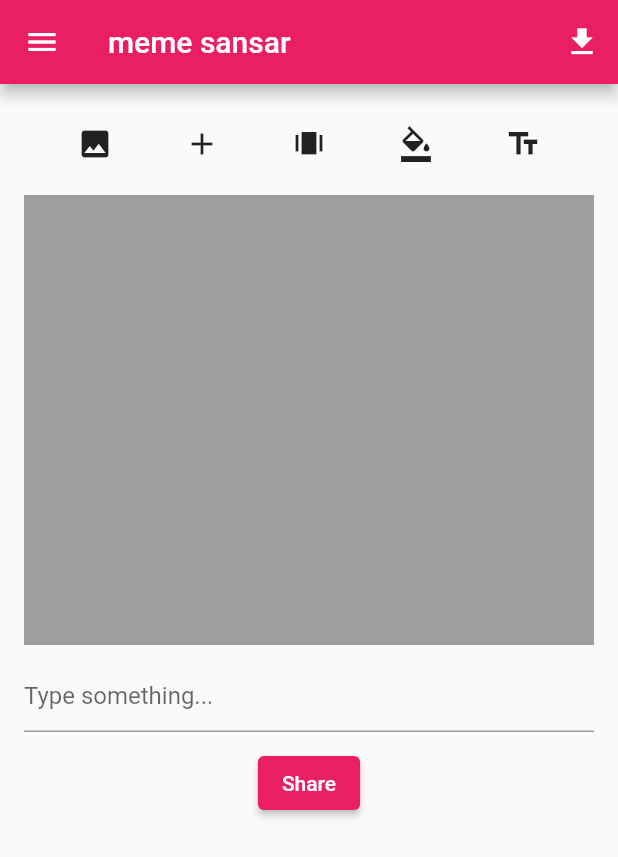
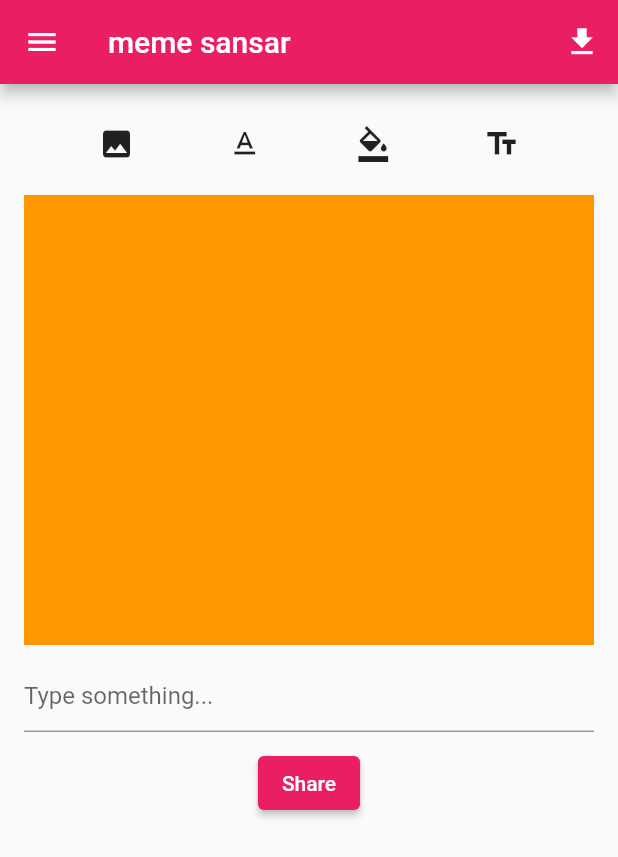
Before and after one commit to crpoudyal/E_cards, a Flutter app: the screen it shows after launch, after a tap on the "image" icon, on a phone screen of 412 x 824 dp. Shown: the top 857 px of the screen. Run offline on Flutter 3.47's test engine with Material 2 defaults, Android fonts, the phone set to English and light mode, and no system bars; our stand-ins replace flutter_colorpicker, image_picker.

Commit message:
feat: container color changer

```diff
--- a/lib/screen/home_screen.dart
+++ b/lib/screen/home_screen.dart
@@ -1,4 +1,9 @@
+import 'dart:io';
+
 import 'package:flutter/material.dart';
+import 'package:flutter_colorpicker/flutter_colorpicker.dart';
+import 'package:image_picker/image_picker.dart';
+import 'package:memesansar/widgets/drawer_widget.dart';
 
 class HomeScreen extends StatefulWidget {
   const HomeScreen({Key? key}) : super(key: key);
@@ -8,16 +13,31 @@ class HomeScreen extends StatefulWidget {
 }
 
 class HomeScreenState extends State<HomeScreen> {
+  String text = "";
+  double top = 10;
+  double left = 10;
+  Color color = Colors.orange;
+  File? _image;
+  Future getImage() async {
+    final image = await ImagePicker().pickImage(source: ImageSource.gallery);
+    if (image == null) return;
+    final tempImage = File(image.path);
+
+    setState(() {
+      _image = tempImage;
+    });
+  }
+
   @override
   Widget build(BuildContext context) {
     return Scaffold(
       appBar: AppBar(
         title: const Text("meme sansar"),
-        leading: const Icon(Icons.menu),
         actions: [
           IconButton(onPressed: () {}, icon: const Icon(Icons.download)),
         ],
       ),
+      drawer: DrawerWidget(),
       body: SingleChildScrollView(
         child: SafeArea(
           child: Column(
@@ -30,14 +50,17 @@ class HomeScreenState extends State<HomeScreen> {
                       mainAxisAlignment: MainAxisAlignment.spaceEvenly,
                       children: [
                         IconButton(
-                            onPressed: () {}, icon: const Icon(Icons.image)),
-                        IconButton(
-                            onPressed: () {}, icon: const Icon(Icons.add)),
+                            onPressed: () {
+                              getImage();
+                            },
+                            icon: const Icon(Icons.image)),
                         IconButton(
                             onPressed: () {},
-                            icon: const Icon(Icons.amp_stories)),
+                            icon: const Icon(Icons.text_format)),
                         IconButton(
-                            onPressed: () {},
+                            onPressed: () {
+                              pickColor(context);
+                            },
                             icon: const Icon(Icons.format_color_fill)),
                         IconButton(
                             onPressed: () {},
@@ -47,15 +70,56 @@ class HomeScreenState extends State<HomeScreen> {
                     const SizedBox(
                       height: 10,
                     ),
-                    Container(
-                      width: double.infinity,
-                      height: 300,
-                      decoration: const BoxDecoration(color: Colors.grey),
+                    RepaintBoundary(
+                      child: GestureDetector(
+                        child: Stack(
+                          children: [
+                            _image != null
+                                ? InteractiveViewer(
+                                    child: Image.file(
+                                      _image!,
+                                      height: 300,
+                                      width: double.infinity,
+                                      fit: BoxFit.cover,
+                                    ),
+                                  )
+                                : Container(
+                                    height: 300,
+                                    width: double.infinity,
+                                    decoration:  BoxDecoration(
+                                      color: color,
+                                    ),
+                                  ),
+                            Positioned(
+                              top: top,
+                              left: left,
+                              child: Text(
+                                text,
+                                style: const TextStyle(
+                                    fontSize: 24,
+                                    fontWeight: FontWeight.bold,
+                                    color: Colors.white),
+                              ),
+                            ),
+                          ],
+                        ),
+                        onVerticalDragUpdate: (DragUpdateDetails dd) {
+                          setState(() {
+                            top = dd.localPosition.dy;
+                            left = dd.localPosition.dx;
+                          });
+                        },
+                      ),
                     ),
                     const SizedBox(
                       height: 10,
                     ),
                     TextFormField(
+                      onChanged: (data) {
+                        setState(() {
+                          text = data;
+                        });
+                      },
                       decoration: const InputDecoration(
                         hintText: "Type something...",
                       ),
@@ -74,4 +138,30 @@ class HomeScreenState extends State<HomeScreen> {
       ),
     );
   }
+
+  void pickColor(BuildContext context) => showDialog(
+      context: context,
+      builder: (context) => AlertDialog(
+            title: const Text("Pick color"),
+            content: Column(
+              mainAxisSize: MainAxisSize.min,
+              children: [
+                buildColorPicker(),
+                TextButton(
+                  onPressed: () {
+                    Navigator.of(context).pop();
+                  },
+                  child: const Text("SELECT",style: TextStyle(fontSize: 16),),
+                )
+              ],
+            ),
+          ));
+
+  Widget buildColorPicker() {
+    return ColorPicker(pickerColor: color, onColorChanged: (color){
+      setState(() {
+        this.color = color;
+      });
+    });
+  }
 }
```
